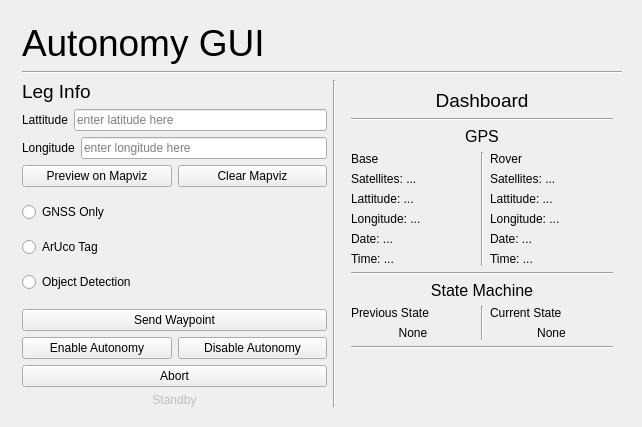
Above: mars_ws/src/autonomy/autonomy_gui.ui from BYUMarsRover/Autonomy-ROS2 before the change. Below: the same form after it.
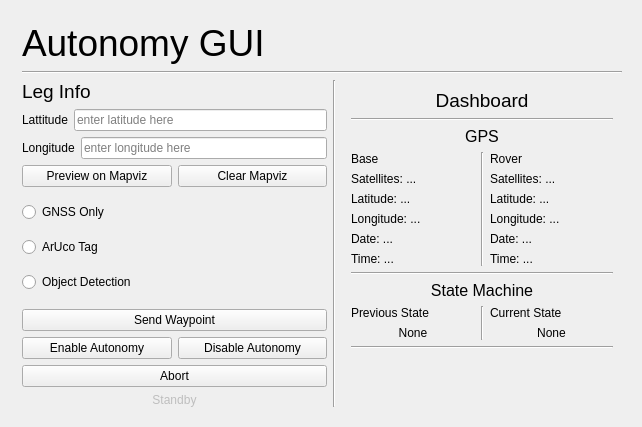
That is the form after the change.

Commit message: added back the lat lon update lines

The edit to the form file:
```diff
--- a/mars_ws/src/autonomy/autonomy_gui.ui
+++ b/mars_ws/src/autonomy/autonomy_gui.ui
@@ -404,7 +404,7 @@
                 <item>
                  <widget class="QLabel" name="BaseLat">
                   <property name="text">
-                   <string>Lattitude: ...</string>
+                   <string>Latitude: ...</string>
                   </property>
                  </widget>
                 </item>
@@ -464,7 +464,7 @@
                 <item>
                  <widget class="QLabel" name="RoverLat">
                   <property name="text">
-                   <string>Lattitude: ...</string>
+                   <string>Latitude: ...</string>
                   </property>
                  </widget>
                 </item>
```
Left out of the diff: 4 changed lines with no effect on the pictures. The commit also changes 1 other file.
